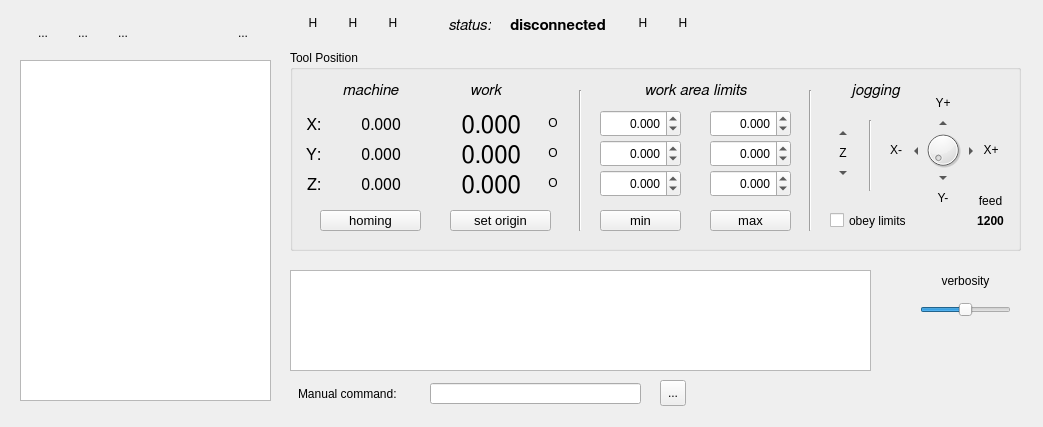
Above: src/mainwindow.ui from NRSoft/GSharpie before the change. Below: the same form after it.
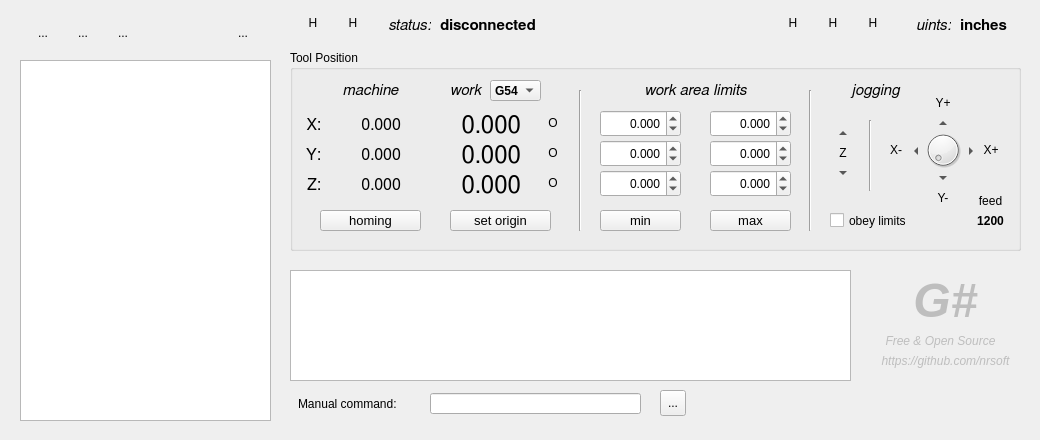
That is the form after the change. Icons and pictures are not drawn. Custom widgets are drawn as their Qt base class.

```diff
--- a/src/mainwindow.ui
+++ b/src/mainwindow.ui
@@ -6,8 +6,8 @@
    <rect>
     <x>0</x>
     <y>0</y>
-    <width>1043</width>
-    <height>427</height>
+    <width>1040</width>
+    <height>440</height>
    </rect>
   </property>
   <property name="sizePolicy">
@@ -37,8 +37,8 @@
      <rect>
       <x>290</x>
       <y>270</y>
-      <width>581</width>
-      <height>101</height>
+      <width>561</width>
+      <height>111</height>
      </rect>
     </property>
     <property name="font">
@@ -84,7 +84,7 @@
     <widget class="QLabel" name="label_4">
      <property name="geometry">
       <rect>
-       <x>170</x>
+       <x>150</x>
        <y>30</y>
        <width>51</width>
        <height>21</height>
@@ -994,13 +994,105 @@
       <set>Qt::AlignCenter</set>
      </property>
     </widget>
+    <widget class="QComboBox" name="comboBox">
+     <property name="geometry">
+      <rect>
+       <x>200</x>
+       <y>30</y>
+       <width>51</width>
+       <height>21</height>
+      </rect>
+     </property>
+     <property name="font">
+      <font>
+       <weight>75</weight>
+       <bold>true</bold>
+      </font>
+     </property>
+     <item>
+      <property name="text">
+       <string>G54</string>
+      </property>
+     </item>
+     <item>
+      <property name="text">
+       <string>G55</string>
+      </property>
+     </item>
+     <item>
+      <property name="text">
+       <string>G56</string>
+      </property>
+     </item>
+     <item>
+      <property name="text">
+       <string>G57</string>
+      </property>
+     </item>
+     <item>
+      <property name="text">
+       <string>G58</string>
+      </property>
+     </item>
+     <item>
+      <property name="text">
+       <string>G59</string>
+      </property>
+     </item>
+    </widget>
+    <zorder>label_7</zorder>
+    <zorder>label_4</zorder>
+    <zorder>label_5</zorder>
+    <zorder>label_WPosX</zorder>
+    <zorder>label_WPosY</zorder>
+    <zorder>label_WPosZ</zorder>
+    <zorder>label</zorder>
+    <zorder>label_2</zorder>
+    <zorder>label_3</zorder>
+    <zorder>label_MPosZ</zorder>
+    <zorder>label_MPosY</zorder>
+    <zorder>label_MPosX</zorder>
+    <zorder>label_9</zorder>
+    <zorder>btn_jogLeft</zorder>
+    <zorder>btn_jogRight</zorder>
+    <zorder>label_8</zorder>
+    <zorder>btn_jogBackward</zorder>
+    <zorder>label_11</zorder>
+    <zorder>btn_jogForward</zorder>
+    <zorder>label_10</zorder>
+    <zorder>btn_jogUp</zorder>
+    <zorder>btn_jogDown</zorder>
+    <zorder>btn_setXOrigin</zorder>
+    <zorder>btn_setYOrigin</zorder>
+    <zorder>btn_setZOrigin</zorder>
+    <zorder>label_13</zorder>
+    <zorder>line</zorder>
+    <zorder>line_2</zorder>
+    <zorder>btn_homing</zorder>
+    <zorder>btn_setXYZOrigin</zorder>
+    <zorder>label_14</zorder>
+    <zorder>btn_setMinLimit</zorder>
+    <zorder>spin_minX</zorder>
+    <zorder>spin_minY</zorder>
+    <zorder>spin_minZ</zorder>
+    <zorder>spin_maxX</zorder>
+    <zorder>btn_setMaxLimit</zorder>
+    <zorder>spin_maxZ</zorder>
+    <zorder>spin_maxY</zorder>
+    <zorder>check_obeyLimits</zorder>
+    <zorder>dial_jogFeed</zorder>
+    <zorder>label_jogFeed</zorder>
+    <zorder>line_4</zorder>
+    <zorder>label_15</zorder>
+    <zorder>comboBox</zorder>
+    <zorder>comboBox</zorder>
    </widget>
    <widget class="QLabel" name="label_status">
     <property name="geometry">
      <rect>
-      <x>510</x>
+      <x>440</x>
       <y>15</y>
-      <width>111</width>
+      <width>311</width>
       <height>20</height>
      </rect>
     </property>
@@ -1023,7 +1115,7 @@
    <widget class="QLabel" name="label_6">
     <property name="geometry">
      <rect>
-      <x>440</x>
+      <x>380</x>
       <y>15</y>
       <width>51</width>
       <height>20</height>
@@ -1046,7 +1138,7 @@
    <widget class="QToolButton" name="btn_settings">
     <property name="geometry">
      <rect>
-      <x>340</x>
+      <x>820</x>
       <y>10</y>
       <width>26</width>
       <height>26</height>
@@ -1069,7 +1161,7 @@
    <widget class="QToolButton" name="btn_unlock">
     <property name="geometry">
      <rect>
-      <x>630</x>
+      <x>300</x>
       <y>10</y>
       <width>26</width>
       <height>26</height>
@@ -1092,7 +1184,7 @@
    <widget class="QToolButton" name="btn_serial">
     <property name="geometry">
      <rect>
-      <x>300</x>
+      <x>780</x>
       <y>10</y>
       <width>26</width>
       <height>26</height>
@@ -1115,7 +1207,7 @@
    <widget class="QToolButton" name="btn_simulation">
     <property name="geometry">
      <rect>
-      <x>380</x>
+      <x>860</x>
       <y>10</y>
       <width>26</width>
       <height>26</height>
@@ -1138,7 +1230,7 @@
    <widget class="QToolButton" name="btn_reset">
     <property name="geometry">
      <rect>
-      <x>670</x>
+      <x>340</x>
       <y>10</y>
       <width>26</width>
       <height>26</height>
@@ -1187,7 +1279,7 @@
       <x>20</x>
       <y>60</y>
       <width>251</width>
-      <height>341</height>
+      <height>361</height>
      </rect>
     </property>
    </widget>
@@ -1280,7 +1372,7 @@
     <property name="geometry">
      <rect>
       <x>430</x>
-      <y>383</y>
+      <y>393</y>
       <width>211</width>
       <height>21</height>
      </rect>
@@ -1293,7 +1385,7 @@
     <property name="geometry">
      <rect>
       <x>660</x>
-      <y>380</y>
+      <y>390</y>
       <width>26</width>
       <height>26</height>
      </rect>
@@ -1313,7 +1405,7 @@
     <property name="geometry">
      <rect>
       <x>298</x>
-      <y>383</y>
+      <y>393</y>
       <width>111</width>
       <height>21</height>
      </rect>
@@ -1322,39 +1414,127 @@
      <string>Manual command:</string>
     </property>
    </widget>
+   <widget class="QLabel" name="label_units">
+    <property name="geometry">
+     <rect>
+      <x>960</x>
+      <y>15</y>
+      <width>61</width>
+      <height>20</height>
+     </rect>
+    </property>
+    <property name="font">
+     <font>
+      <family>FreeSans</family>
+      <pointsize>11</pointsize>
+      <weight>75</weight>
+      <italic>false</italic>
+      <bold>true</bold>
+     </font>
+    </property>
+    <property name="text">
+     <string>inches</string>
+    </property>
+    <property name="alignment">
+     <set>Qt::AlignLeading|Qt::AlignLeft|Qt::AlignVCenter</set>
+    </property>
+   </widget>
+   <widget class="QLabel" name="label_17">
+    <property name="geometry">
+     <rect>
+      <x>900</x>
+      <y>15</y>
+      <width>51</width>
+      <height>20</height>
+     </rect>
+    </property>
+    <property name="font">
+     <font>
+      <family>FreeSans</family>
+      <pointsize>11</pointsize>
+      <italic>true</italic>
+     </font>
+    </property>
+    <property name="text">
+     <string>uints:</string>
+    </property>
+    <property name="alignment">
+     <set>Qt::AlignRight|Qt::AlignTrailing|Qt::AlignVCenter</set>
+    </property>
+   </widget>
    <widget class="QLabel" name="label_16">
+    <property name="enabled">
+     <bool>false</bool>
+    </property>
     <property name="geometry">
      <rect>
-      <x>910</x>
+      <x>900</x>
       <y>270</y>
-      <width>111</width>
-      <height>21</height>
-     </rect>
-    </property>
-    <property name="text">
-     <string>verbosity</string>
-    </property>
-    <property name="alignment">
-     <set>Qt::AlignCenter</set>
-    </property>
-   </widget>
-   <widget class="QSlider" name="horizontalSlider">
-    <property name="geometry">
-     <rect>
-      <x>920</x>
-      <y>300</y>
       <width>91</width>
-      <height>20</height>
+      <height>61</height>
      </rect>
     </property>
-    <property name="minimum">
-     <number>-2</number>
+    <property name="font">
+     <font>
+      <pointsize>36</pointsize>
+      <weight>75</weight>
+      <italic>true</italic>
+      <bold>true</bold>
+     </font>
     </property>
-    <property name="maximum">
-     <number>2</number>
+    <property name="text">
+     <string>G#</string>
     </property>
-    <property name="orientation">
-     <enum>Qt::Horizontal</enum>
+    <property name="alignment">
+     <set>Qt::AlignCenter</set>
+    </property>
+   </widget>
+   <widget class="QLabel" name="label_18">
+    <property name="enabled">
+     <bool>false</bool>
+    </property>
+    <property name="geometry">
+     <rect>
+      <x>870</x>
+      <y>330</y>
+      <width>141</width>
+      <height>21</height>
+     </rect>
+    </property>
+    <property name="font">
+     <font>
+      <italic>true</italic>
+     </font>
+    </property>
+    <property name="text">
+     <string>Free &amp; Open Source</string>
+    </property>
+    <property name="alignment">
+     <set>Qt::AlignCenter</set>
+    </property>
+   </widget>
+   <widget class="QLabel" name="label_19">
+    <property name="enabled">
+     <bool>false</bool>
+    </property>
+    <property name="geometry">
+     <rect>
+      <x>860</x>
+      <y>350</y>
+      <width>171</width>
+      <height>21</height>
+     </rect>
+    </property>
+    <property name="font">
+     <font>
+      <italic>true</italic>
+     </font>
+    </property>
+    <property name="text">
+     <string>https://github.com/nrsoft</string>
+    </property>
+    <property name="alignment">
+     <set>Qt::AlignCenter</set>
     </property>
    </widget>
    <zorder>groupBox</zorder>
```
Left out of the diff: 5 changed lines with no effect on the pictures.
